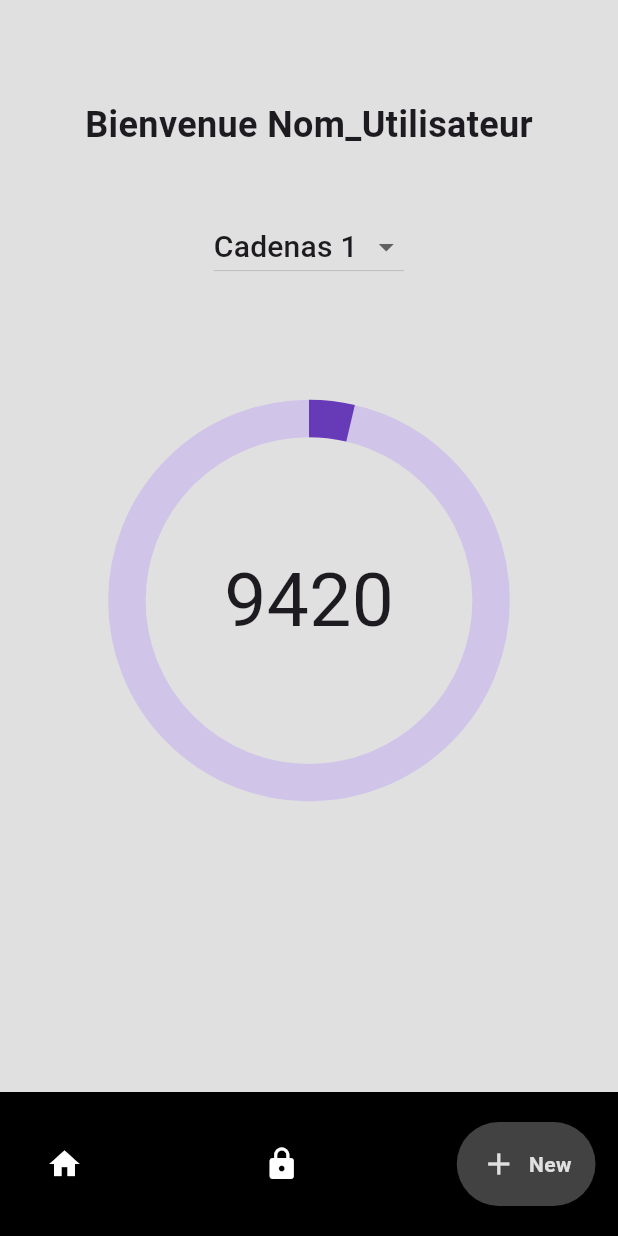
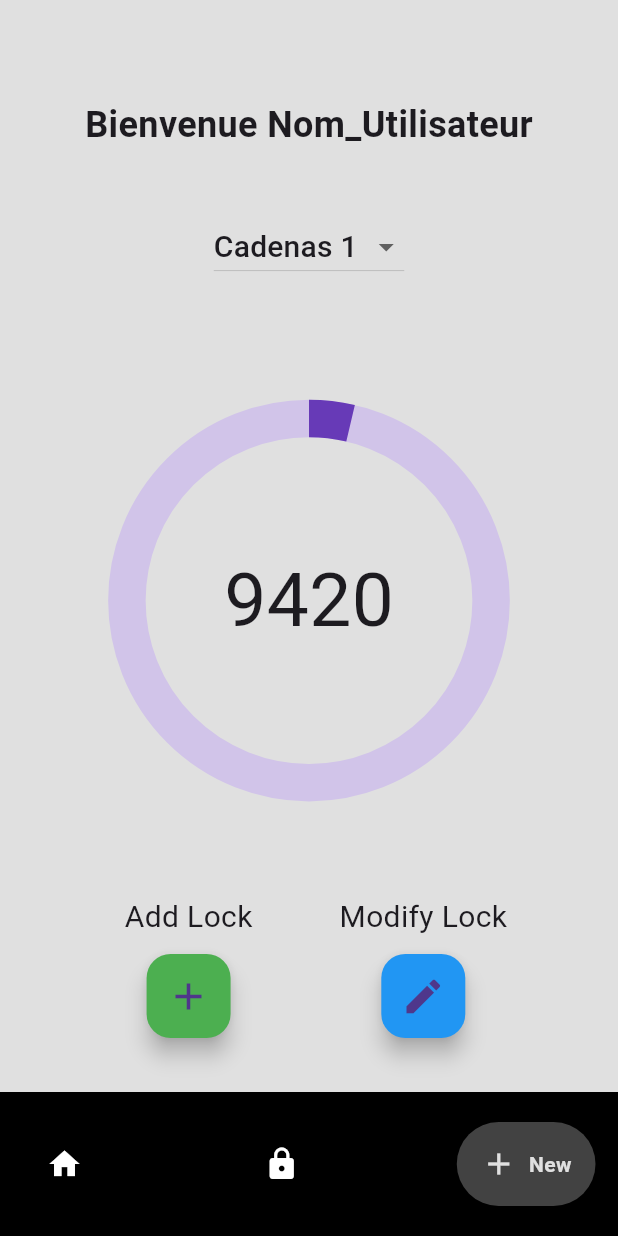
Before and after one commit to NicolasBadot/Internationnal-challenges, a Flutter app: the screen it shows after launch, item 3 of the bottom bar chosen, on a phone screen of 412 x 824 dp. Run offline on Flutter 3.47's test engine with Material 3 defaults, Android fonts, the phone set to English and light mode, and no system bars; drawn by our look-alikes of google_nav_bar, percent_indicator.

Commit message:
Front end ajout/modif lock

```diff
--- a/lib/Pages/homepage.dart
+++ b/lib/Pages/homepage.dart
@@ -3,6 +3,7 @@ import 'package:google_nav_bar/google_nav_bar.dart';
 import 'package:internationnalchallenges/Pages/lock.dart';
 import 'package:internationnalchallenges/Pages/login.dart';
 import 'package:internationnalchallenges/Pages/register.dart';
+
 
 class HomePage extends StatefulWidget {
   HomePage({super.key});
--- a/lib/Pages/lock.dart
+++ b/lib/Pages/lock.dart
@@ -2,6 +2,8 @@ import 'dart:async';
 import 'dart:math';
 import 'package:flutter/material.dart';
 import 'package:percent_indicator/percent_indicator.dart';
+import 'package:internationnalchallenges/Pages/AddLockPage.dart';
+import 'package:internationnalchallenges/Pages/EditLockPage.dart';
 
 class LockPage extends StatefulWidget {
   const LockPage({Key? key}) : super(key: key);
@@ -77,13 +79,12 @@ class _LockPageState extends State<LockPage> {
                           return DropdownMenuItem<String>(
                               value: value,
                               child: Container(
-                                  width: largeurEcran * 0.25, // Utilisez largeurEcran pour définir la largeur du Container
+                                  width: largeurEcran *
+                                      0.25, // Utilisez largeurEcran pour définir la largeur du Container
                                   child: Text(
                                     value,
                                     style: TextStyle(fontSize: 20.0),
-                                  )
-                              )
-                          );
+                                  )));
                         }).toList(),
                         onChanged: (String? newValue) {
                           setState(() {
@@ -99,7 +100,8 @@ class _LockPageState extends State<LockPage> {
                   height: hauteurEcran * 0.4,
                   child: Center(
                     child: CircularPercentIndicator(
-                      radius: min(largeurEcran, hauteurEcran) * 0.65, // Utilisez min(largeurEcran, hauteurEcran) pour définir le rayon du CircularPercentIndicator
+                      radius: min(largeurEcran, hauteurEcran) *
+                          0.65, // Utilisez min(largeurEcran, hauteurEcran) pour définir le rayon du CircularPercentIndicator
                       lineWidth: 25,
                       percent: _percent,
                       progressColor: Colors.deepPurple,
@@ -112,6 +114,69 @@ class _LockPageState extends State<LockPage> {
               ],
             ),
           ),
+          floatingActionButton: Align(
+            alignment: Alignment.bottomCenter,
+            child: Padding(
+              padding: EdgeInsets.only(
+                  bottom: 20.0,
+                  left: largeurEcran * 0.1), // Ajoutez un espace en bas pour éviter que les boutons ne soient trop près du bord de l'écran
+              child: Row(
+                mainAxisAlignment: MainAxisAlignment.spaceEvenly,
+                children: <Widget>[
+                  Column(
+                    mainAxisSize: MainAxisSize.min,
+                    children: <Widget>[
+                      Text(
+                        'Add Lock',
+                        style: TextStyle(fontSize: 20.0),
+                      ),
+                      SizedBox(
+                          height:
+                              10.0), // Espacement entre le texte et le bouton
+                      FloatingActionButton(
+                        onPressed: () {
+                          // Naviguer vers la page d'ajout de cadenas
+                          Navigator.push(
+                            context,
+                            MaterialPageRoute(
+                                builder: (context) => AddLockPage()),
+                          );
+                        },
+                        child: Icon(Icons.add, size: 30.0), // Icône plus grande
+                        backgroundColor: Colors.green,
+                      ),
+                    ],
+                  ),
+                  Column(
+                    mainAxisSize: MainAxisSize.min,
+                    children: <Widget>[
+                      Text(
+                        'Modify Lock',
+                        style: TextStyle(fontSize: 20.0),
+                      ),
+                      SizedBox(
+                          height:
+                              10.0), // Espacement entre le texte et le bouton
+                      FloatingActionButton(
+                        onPressed: () {
+                          // Naviguer vers la page de modification de cadenas
+                          Navigator.push(
+                            context,
+                            MaterialPageRoute(
+                                builder: (context) =>
+                                    EditLockPage(lock: _selectedLock)),
+                          );
+                        },
+                        child:
+                            Icon(Icons.edit, size: 30.0), // Icône plus grande
+                        backgroundColor: Colors.blue,
+                      ),
+                    ],
+                  ),
+                ],
+              ),
+            ),
+          ),
         );
       },
     );
```
Also changed, not shown: lib/Pages/AddLockPage.dart (added, +65 -0 lines), lib/Pages/EditLockPage.dart (added, +68 -0 lines).
